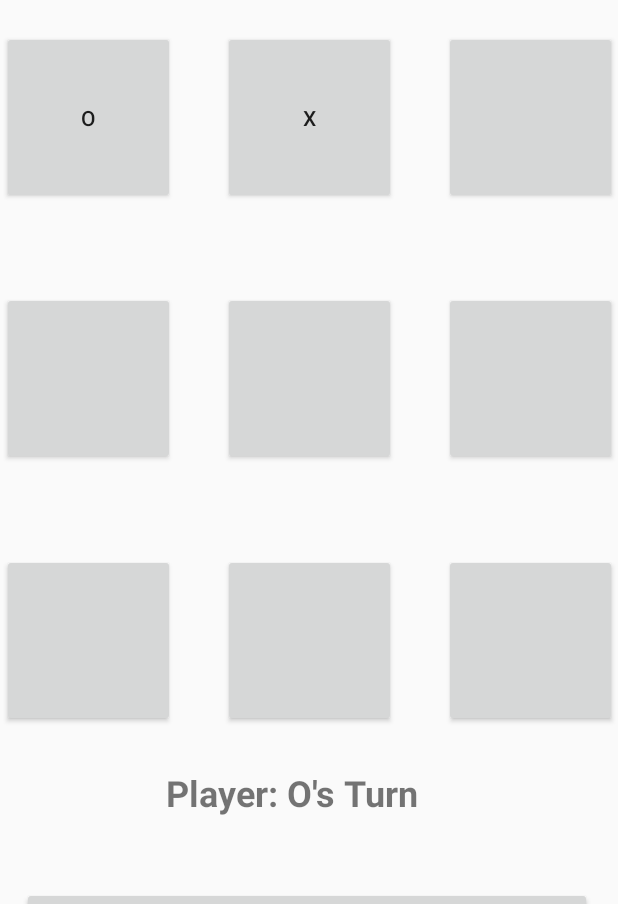
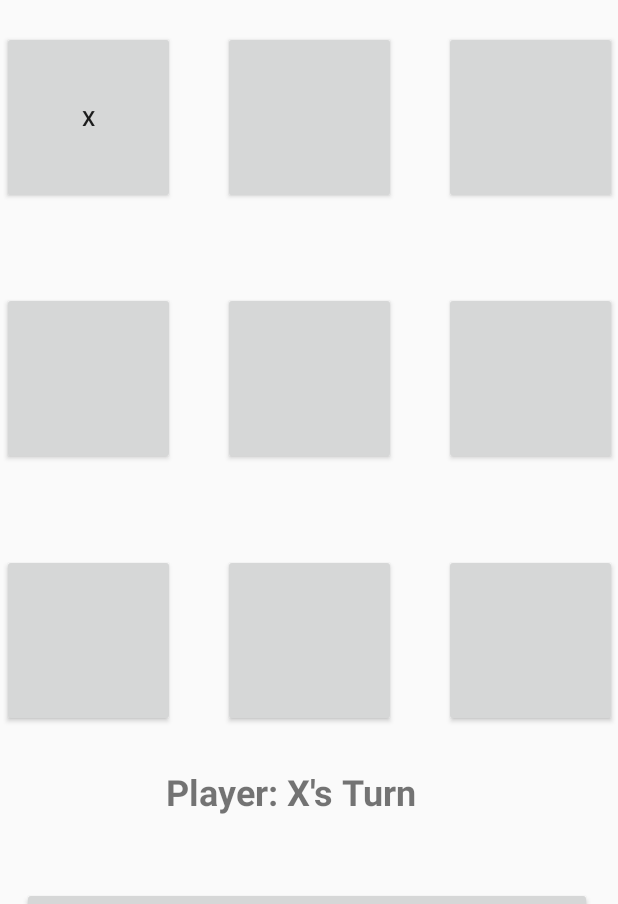
Before and after one commit to davidrodjen/TicTacToe, an Android app: the screen it shows after launch (MainActivity), after a tap on an icon or button, on a phone screen of 412 x 824 dp. Shown: the part 169-1073 px from the top of the screen. Run offline under Robolectric (Android 15) with nearby library versions, the phone set to English and light mode, and no system bars; 3 other taps on this screen came first.

```diff
--- a/app/src/main/java/com/example/tictactoe/MainActivity.java
+++ b/app/src/main/java/com/example/tictactoe/MainActivity.java
@@ -7,13 +7,12 @@ import android.view.View;
 import android.widget.Button;
 import android.widget.TextView;
 
-import java.util.Random;
 
 
 public class MainActivity extends AppCompatActivity {
     // Field
     // For button Array
-    private Button[] buttonAry;
+    private Button[][] buttonAry;
     private Player x;
     private Player o;
     public Player currPlayer;
@@ -34,44 +33,119 @@ public class MainActivity extends AppCompatActivity {
         initializeGame();
     }
 
-
     // Method creates an array of buttons
     private void initializeButtons(){
 
-        buttonAry = new Button[]
+        buttonAry = new Button[][]
         {
-            findViewById(R.id.button),
-            findViewById(R.id.button2),
-            findViewById(R.id.button3),
-            findViewById(R.id.button4),
-            findViewById(R.id.button5),
-            findViewById(R.id.button6),
-            findViewById(R.id.button7),
-            findViewById(R.id.button8),
-            findViewById(R.id.button9)
+             {findViewById(R.id.button), findViewById(R.id.button2), findViewById(R.id.button3)},
+             {findViewById(R.id.button4),findViewById(R.id.button5),findViewById(R.id.button6)},
+             {findViewById(R.id.button7),findViewById(R.id.button8),findViewById(R.id.button9)}
         };
     }
 
+    // Initializes the game with the correct variable structures
     private void initializeGame(){
         o = new Player("O");
         x = new Player("X");
 
-        currPlayer = getPlayer();
+        currPlayer = x;
         displayCurrentPlayer();
     }
 
+    // On clicking new game button, it will clear all text, and set the buttons to be enabled
     public void clickNewGame(View v) {
-        for (Button button : buttonAry) {
-            button.setText("");
+        for (Button[] buttons : buttonAry) {
+            for (int cols = 0; cols < buttonAry[0].length; cols++) {
+                buttons[cols].setText("");
+                buttons[cols].setEnabled(true);
+            }
         }
         initializeGame();
     }
 
+    // Main onclick event, loops to set the text to the appropriate player
+    // Cycles for win with each turn to check for a win instantly
     public void onClick(View v){
-        for (Button button : buttonAry) {
-            if (v == button && button.getText() == "") {
-                button.setText(currPlayer.playerName);
-                alternatePlayer();
+        for (Button[] buttons : buttonAry) {
+            for (int cols = 0; cols < buttonAry[0].length; cols++) {
+                if (v == buttons[cols] && buttons[cols].getText() == "") {
+                    buttons[cols].setText(currPlayer.playerName);
+                }
+            }
+        }
+        // Win message string variables
+        String xWin = "Player X Wins!";
+        String oWin = "Player O Wins!";
+        // I didn't like how Tie Game looked, so I spaced it manually
+        String tie = "    Tie Game!";
+
+        //Had to create a separate method, internal if statements would not allow setText
+        if(isWinner("X")){
+            playerTurn.setText(xWin);
+            gameOver();
+        }
+        else if (isWinner("O")){
+            playerTurn.setText(oWin);
+            gameOver();
+        }
+        else if (tieGame()){
+            playerTurn.setText(tie);
+            gameOver();
+        }
+        else {
+            //if not a success, change player and continue
+            alternatePlayer();
+        }
+    }
+
+    // Passes Player object into checks for wins
+    private boolean isWinner(String player){
+        if(checkHorizontalWin(player)){
+            return true;
+        }
+        if(checkVerticalWin(player)){
+            return true;
+        }
+        return checkDiagonalWin(player);
+    }
+
+    // Checks for horizontal matches based on Array index, arranged as if in a grid.
+    private boolean checkHorizontalWin(String player){
+        return buttonAry[0][0].getText() == player && buttonAry[0][1].getText() == player && buttonAry[0][2].getText() == player ||
+                buttonAry[1][0].getText() == player && buttonAry[1][1].getText() == player && buttonAry[1][2].getText() == player ||
+                buttonAry[2][0].getText() == player && buttonAry[2][1].getText() == player && buttonAry[2][2].getText() == player;
+    }
+
+    // Checks for vertical matches based on Array index, arranged as if in a grid.
+    private boolean checkVerticalWin(String player){
+        return buttonAry[0][0].getText() == player && buttonAry[1][0].getText() == player && buttonAry[2][0].getText() == player ||
+                buttonAry[0][1].getText() == player && buttonAry[1][1].getText() == player && buttonAry[2][1].getText() == player ||
+                buttonAry[0][2].getText() == player && buttonAry[1][2].getText() == player && buttonAry[2][2].getText() == player;
+    }
+
+    // Checks for diagonal wins
+    private boolean checkDiagonalWin(String player){
+        return buttonAry[0][0].getText() == player && buttonAry[1][1].getText() == player && buttonAry[2][2].getText() == player ||
+                buttonAry[0][2].getText() == player && buttonAry[1][1].getText() == player && buttonAry[2][0].getText() == player;
+    }
+
+    // Checks for ties
+    private boolean tieGame() {
+        for (int rows = 0; rows < buttonAry.length; rows++){
+            for (int cols = 0; cols < buttonAry[0].length; cols++) {
+                if (buttonAry[rows][cols].getText() == ""){
+                    return false;
+                }
+            }
+        }
+        return true;
+    }
+
+    private void gameOver() {
+        for (int rows = 0; rows < buttonAry.length; rows++){
+            for (int cols = 0; cols < buttonAry[0].length; cols++) {
+                buttonAry[rows][cols].setEnabled(false);
             }
         }
     }
@@ -89,17 +163,4 @@ public class MainActivity extends AppCompatActivity {
         }
         displayCurrentPlayer();
     }
-
-    // Generate a number to represent a player
-    private Player getPlayer()
-    {
-        Random rand = new Random();
-        int num = rand.nextInt(2);
-        if (num == 0) {
-            return x;
-        }
-        else {
-            return o;
-        }
-    }
 }
--- a/app/src/main/res/layout/activity_main.xml
+++ b/app/src/main/res/layout/activity_main.xml
@@ -177,12 +177,14 @@
         android:layout_marginEnd="32dp"
         android:layout_marginRight="32dp"
         android:layout_marginBottom="16dp"
-        android:text="@string/player_o"
+        android:editable="true"
+        android:text="Player"
         android:textIsSelectable="false"
         android:textSize="24sp"
         android:textStyle="bold"
         app:layout_constraintBottom_toTopOf="@+id/button10"
         app:layout_constraintEnd_toEndOf="parent"
         app:layout_constraintStart_toStartOf="parent"
-        app:layout_constraintTop_toBottomOf="@+id/button8" />
+        app:layout_constraintTop_toBottomOf="@+id/button8"
+        app:layout_constraintVertical_bias="0.466" />
 </androidx.constraintlayout.widget.ConstraintLayout>
--- a/build.gradle
+++ b/build.gradle
@@ -8,7 +8,7 @@ buildscript {
 
     }
     dependencies {
-        classpath 'com.android.tools.build:gradle:3.6.2'
+        classpath 'com.android.tools.build:gradle:3.6.3'
 
 
         // NOTE: Do not place your application dependencies here; they belong
```
